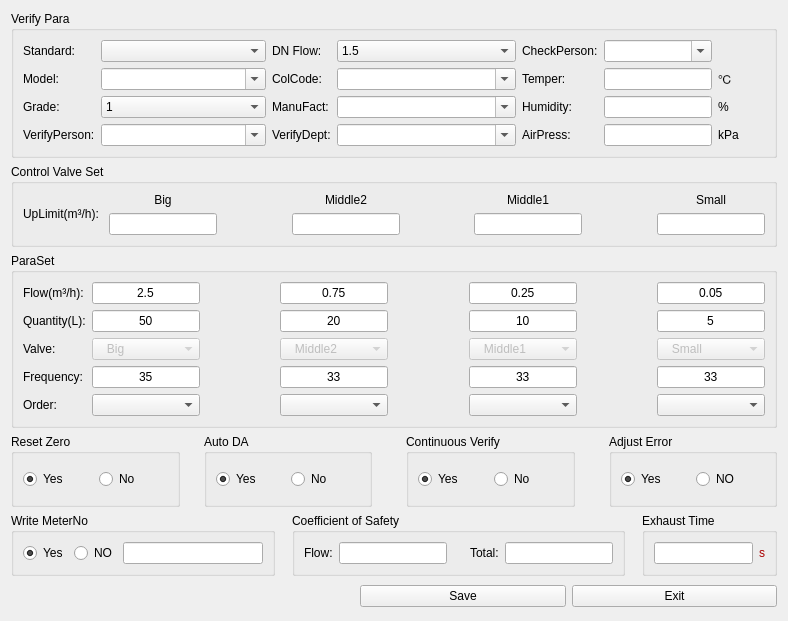
Above: source/systemset/systemsetdlg/ui/parasetdlg.ui from flimmy78/qtverify before the change. Below: the same form after it.
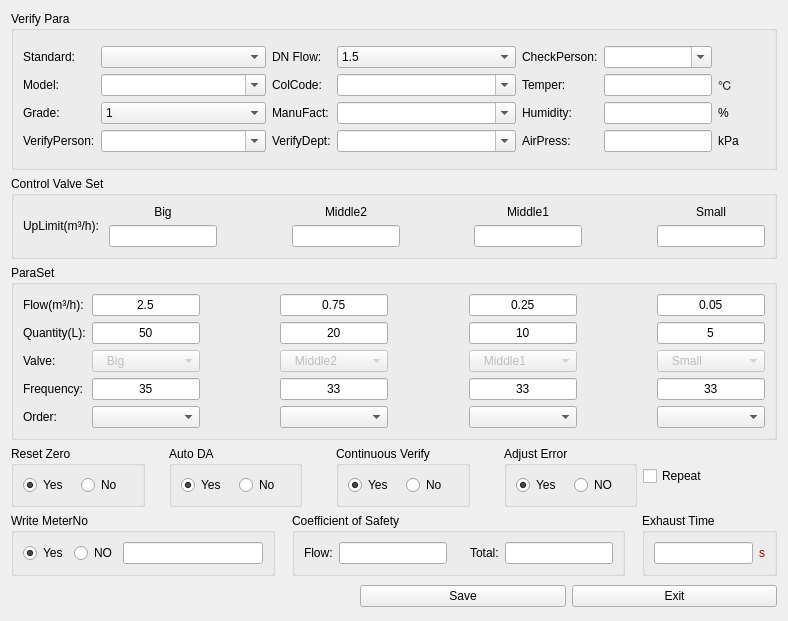
That is the form after the change. Icons and pictures are not drawn.

The edit to the form file:
```diff
--- a/source/systemset/systemsetdlg/ui/parasetdlg.ui
+++ b/source/systemset/systemsetdlg/ui/parasetdlg.ui
@@ -20,7 +20,7 @@
    <iconset resource="../systemsetdlg.qrc">
     <normaloff>:/systemsetdlg/images/setting.png</normaloff>:/systemsetdlg/images/setting.png</iconset>
   </property>
-  <layout class="QGridLayout" name="gridLayout_10">
+  <layout class="QGridLayout" name="gridLayout_13">
    <item row="0" column="0">
     <widget class="QGroupBox" name="gBox_Head">
      <property name="title">
@@ -1327,7 +1327,7 @@
     </widget>
    </item>
    <item row="3" column="0">
-    <layout class="QGridLayout" name="gridLayout_21">
+    <layout class="QGridLayout" name="gridLayout_10">
      <item row="0" column="0">
       <widget class="QGroupBox" name="gBox_resetzero">
        <property name="title">
@@ -1480,6 +1480,13 @@
        </layout>
       </widget>
      </item>
+     <item row="0" column="7">
+      <widget class="QCheckBox" name="chkBoxRepeatVerify">
+       <property name="text">
+        <string>Repeat</string>
+       </property>
+      </widget>
+     </item>
     </layout>
    </item>
    <item row="4" column="0">
```
Left out of the diff: 2 changed lines with no effect on the pictures.
